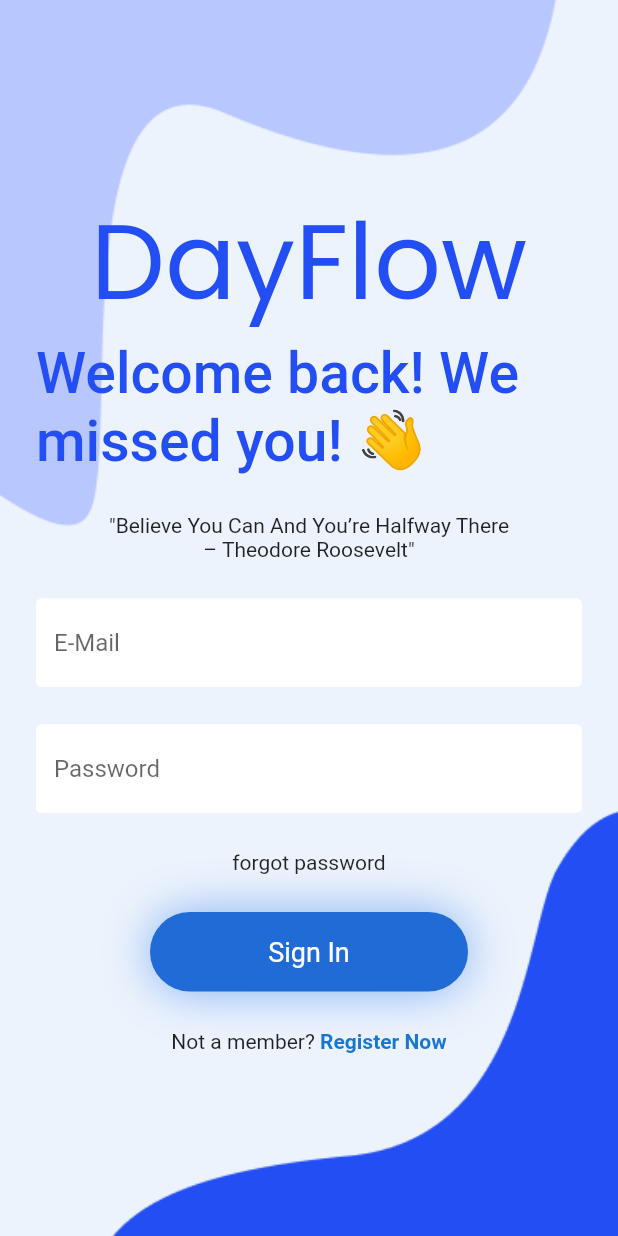
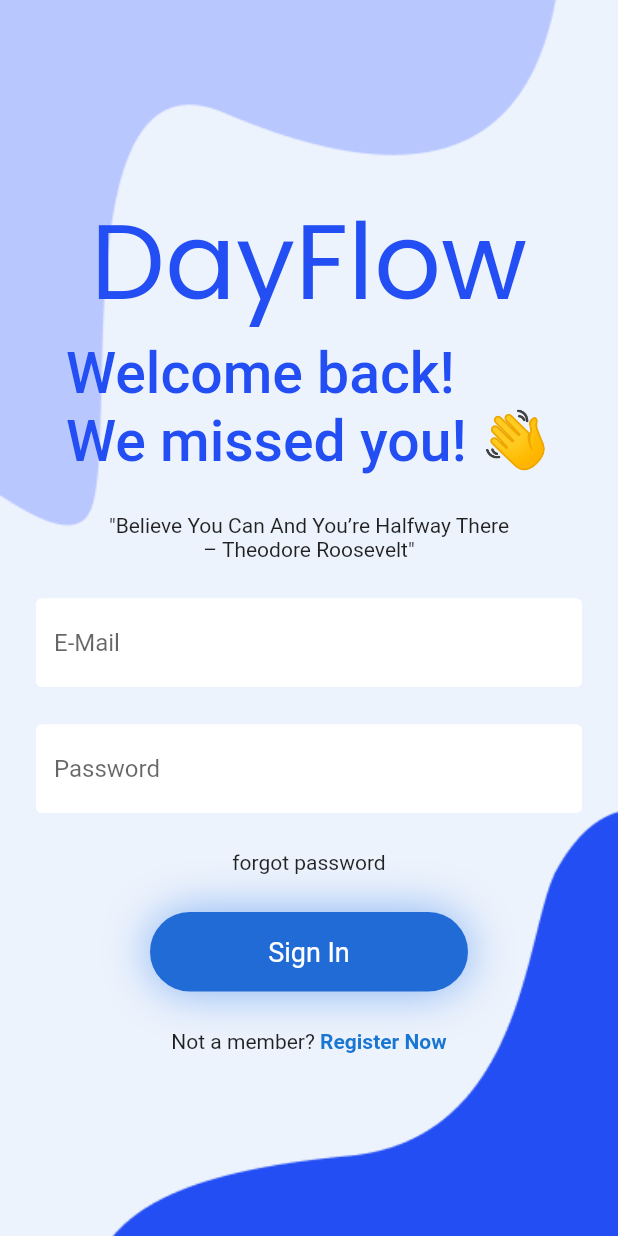
Before and after one commit to MuhammadMannan/DayFlow, a Flutter app: the screen it shows after launch, on a phone screen of 412 x 824 dp. Run offline on Flutter 3.47's test engine with Material 2 defaults, Android fonts, the light colour scheme and no system bars; our stand-ins replace firebase_auth, firebase_core, google_fonts; accounts and stored records are empty.

Commit message:
reorganized folder structure

```diff
--- a/lib/main.dart
+++ b/lib/main.dart
@@ -1,4 +1,4 @@
-import 'package:dayflow/auth_page.dart';
+import 'package:dayflow/pages/auth_page.dart';
 import 'package:flutter/material.dart';
 import 'firebase_options.dart';
 import 'package:firebase_core/firebase_core.dart';
--- a/lib/signin.dart
+++ b/lib/pages/signin.dart
@@ -1,8 +1,8 @@
 // ignore_for_file: prefer_const_constructors, prefer_const_literals_to_create_immutables
 import 'package:firebase_auth/firebase_auth.dart';
 import 'package:flutter/material.dart';
-import 'components/my_text_field.dart';
-import 'components/sign_in_button.dart';
+import 'package:dayflow/components/my_text_field.dart';
+import 'package:dayflow/components/sign_in_button.dart';
 import 'package:google_fonts/google_fonts.dart';
 
 class signin extends StatelessWidget {
@@ -34,17 +34,20 @@ class signin extends StatelessWidget {
             child: Column(
               mainAxisAlignment: MainAxisAlignment.center,
               children: [
-                Text('DayFlow',
-                    style: GoogleFonts.poppins(
-                        fontStyle: FontStyle.normal,
-                        fontSize: 70,
-                        color: Color(0xFF234EF3))),
+                Text(
+                  'DayFlow',
+                  style: GoogleFonts.poppins(
+                    fontStyle: FontStyle.normal,
+                    fontSize: 70,
+                    color: Color(0xFF234EF3),
+                  ),
+                ),
                 //logo/title
                 Padding(
                   padding:
                       const EdgeInsets.only(left: 24, right: 24, bottom: 25),
                   child: Text(
-                    'Welcome back! \We missed you! 👋',
+                    'Welcome back!\nWe missed you! 👋',
                     style: TextStyle(
                         fontSize: 38,
                         fontWeight: FontWeight.w500,
```
Also changed, not shown: lib/pages/auth_page.dart (renamed from lib/auth_page.dart), lib/pages/create_entry.dart (added), lib/pages/home.dart (renamed from lib/home.dart), lib/pages/signup.dart (added).
